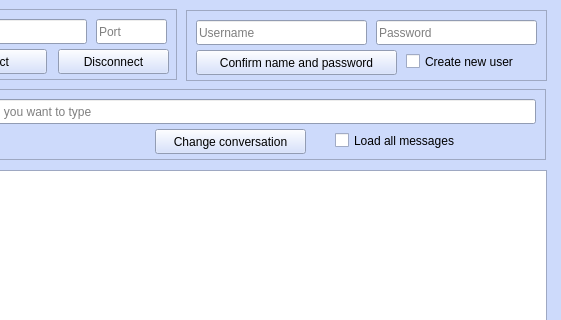
Old version of the form lobo-client/mainwindow.ui in the repository los-lobos-jovenes/el_lobo-client; both pictures show x 94 to 655 and y 0 to 320 of the 655 by 600 pixel window.
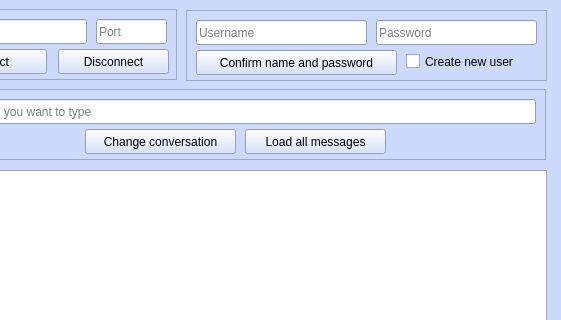
New version of the form.

The edit to the form file:
```diff
--- a/lobo-client/mainwindow.ui
+++ b/lobo-client/mainwindow.ui
@@ -649,7 +649,7 @@
     <widget class="QPushButton" name="pushButton_4">
      <property name="geometry">
       <rect>
-       <x>240</x>
+       <x>170</x>
        <y>40</y>
        <width>151</width>
        <height>25</height>
@@ -672,13 +672,13 @@
       <string>User to which you want to type</string>
      </property>
     </widget>
-    <widget class="QCheckBox" name="checkBox_2">
+    <widget class="QPushButton" name="pushButton_6">
      <property name="geometry">
       <rect>
-       <x>420</x>
+       <x>330</x>
        <y>40</y>
-       <width>151</width>
-       <height>23</height>
+       <width>141</width>
+       <height>25</height>
       </rect>
      </property>
      <property name="text">
```
